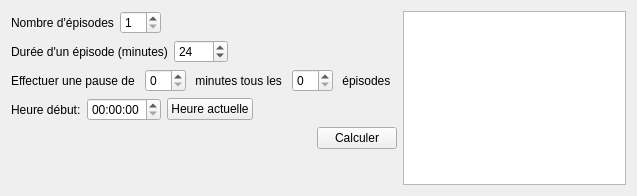
Before: the Qt Designer form src/ui/tools_tab.ui in seigneurfuo/MyAnimeManager3, drawn with Qt 5.
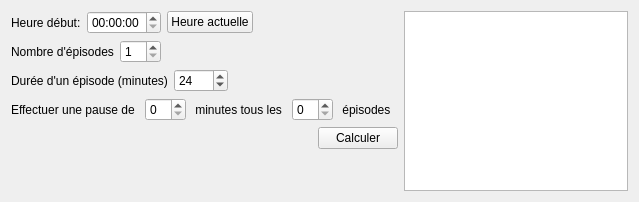
After: the same form once the commit is applied.

Commit message: Modifications sur les onglets (GUI) et dans le code.

The edit to the form file:
```diff
--- a/src/ui/tools_tab.ui
+++ b/src/ui/tools_tab.ui
@@ -6,8 +6,8 @@
    <rect>
     <x>0</x>
     <y>0</y>
-    <width>637</width>
-    <height>196</height>
+    <width>639</width>
+    <height>202</height>
    </rect>
   </property>
   <property name="windowTitle">
@@ -18,6 +18,40 @@
     <layout class="QHBoxLayout" name="horizontalLayout_4">
      <item>
       <layout class="QVBoxLayout" name="verticalLayout">
+       <item>
+        <layout class="QHBoxLayout" name="horizontalLayout_3">
+         <item>
+          <widget class="QLabel" name="label">
+           <property name="text">
+            <string>Heure début:</string>
+           </property>
+          </widget>
+         </item>
+         <item>
+          <widget class="QTimeEdit" name="timeEdit"/>
+         </item>
+         <item>
+          <widget class="QPushButton" name="get_current_time_button">
+           <property name="text">
+            <string>Heure actuelle</string>
+           </property>
+          </widget>
+         </item>
+         <item>
+          <spacer name="horizontalSpacer_5">
+           <property name="orientation">
+            <enum>Qt::Horizontal</enum>
+           </property>
+           <property name="sizeHint" stdset="0">
+            <size>
+             <width>40</width>
+             <height>20</height>
+            </size>
+           </property>
+          </spacer>
+         </item>
+        </layout>
+       </item>
        <item>
         <layout class="QHBoxLayout" name="horizontalLayout">
          <item>
@@ -130,40 +164,6 @@
          </item>
         </layout>
        </item>
-       <item>
-        <layout class="QHBoxLayout" name="horizontalLayout_3">
-         <item>
-          <widget class="QLabel" name="label">
-           <property name="text">
-            <string>Heure début:</string>
-           </property>
-          </widget>
-         </item>
-         <item>
-          <widget class="QTimeEdit" name="timeEdit"/>
-         </item>
-         <item>
-          <widget class="QPushButton" name="get_current_time_button">
-           <property name="text">
-            <string>Heure actuelle</string>
-           </property>
-          </widget>
-         </item>
-         <item>
-          <spacer name="horizontalSpacer_5">
-           <property name="orientation">
-            <enum>Qt::Horizontal</enum>
-           </property>
-           <property name="sizeHint" stdset="0">
-            <size>
-             <width>40</width>
-             <height>20</height>
-            </size>
-           </property>
-          </spacer>
-         </item>
-        </layout>
-       </item>
        <item>
         <layout class="QHBoxLayout" name="horizontalLayout_6">
          <item>
```
The commit also changes 7 other files.
